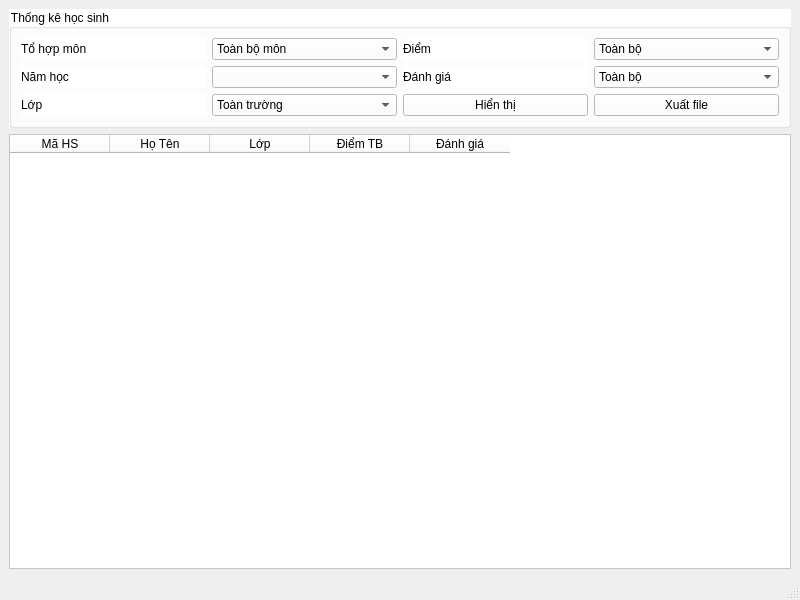
The window that HongGrader/thongkehocsinh.ui (vumari/HongGrader) describes before a commit, drawn with Qt 5.
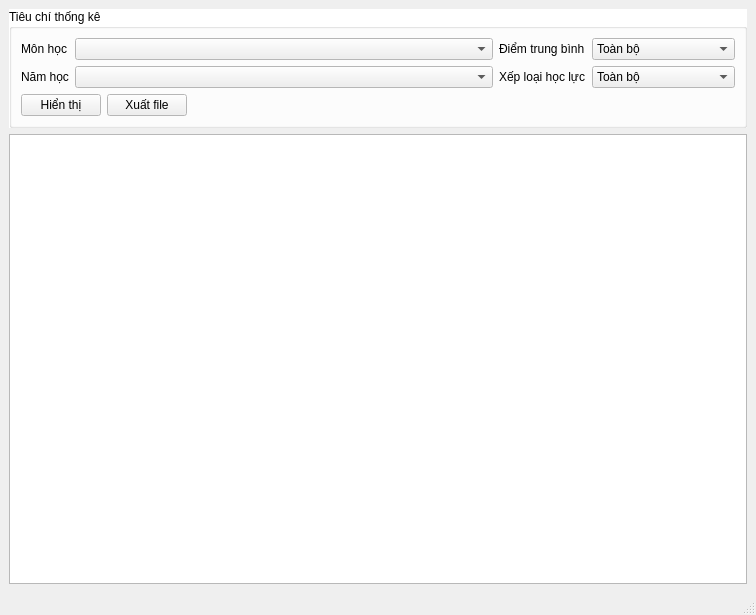
The same window after the commit.

Commit message: Cài đặt chức năng thống kê học sinh

Patch:
```diff
--- a/HongGrader/thongkehocsinh.ui
+++ b/HongGrader/thongkehocsinh.ui
@@ -6,8 +6,8 @@
    <rect>
     <x>0</x>
     <y>0</y>
-    <width>800</width>
-    <height>600</height>
+    <width>756</width>
+    <height>615</height>
    </rect>
   </property>
   <property name="windowTitle">
@@ -17,53 +17,119 @@
    <layout class="QVBoxLayout" name="verticalLayout">
     <item>
      <widget class="QGroupBox" name="groupBox">
-      <property name="styleSheet">
-       <string notr="true">background-color: rgb(255, 255, 255);</string>
+      <property name="palette">
+       <palette>
+        <active>
+         <colorrole role="Window">
+          <brush brushstyle="SolidPattern">
+           <color alpha="255">
+            <red>255</red>
+            <green>255</green>
+            <blue>255</blue>
+           </color>
+          </brush>
+         </colorrole>
+        </active>
+        <inactive>
+         <colorrole role="Window">
+          <brush brushstyle="SolidPattern">
+           <color alpha="255">
+            <red>255</red>
+            <green>255</green>
+            <blue>255</blue>
+           </color>
+          </brush>
+         </colorrole>
+        </inactive>
+        <disabled>
+         <colorrole role="Base">
+          <brush brushstyle="SolidPattern">
+           <color alpha="255">
+            <red>255</red>
+            <green>255</green>
+            <blue>255</blue>
+           </color>
+          </brush>
+         </colorrole>
+         <colorrole role="Window">
+          <brush brushstyle="SolidPattern">
+           <color alpha="255">
+            <red>255</red>
+            <green>255</green>
+            <blue>255</blue>
+           </color>
+          </brush>
+         </colorrole>
+        </disabled>
+       </palette>
+      </property>
+      <property name="autoFillBackground">
+       <bool>true</bool>
       </property>
       <property name="title">
-       <string>Thống kê học sinh</string>
+       <string>Tiêu chí thống kê</string>
       </property>
       <layout class="QGridLayout" name="gridLayout">
-       <item row="0" column="0">
-        <layout class="QHBoxLayout" name="horizontalLayout">
+       <item row="1" column="0" colspan="3">
+        <spacer name="verticalSpacer">
+         <property name="orientation">
+          <enum>Qt::Orientation::Vertical</enum>
+         </property>
+         <property name="sizeType">
+          <enum>QSizePolicy::Policy::Preferred</enum>
+         </property>
+         <property name="sizeHint" stdset="0">
+          <size>
+           <width>707</width>
+           <height>0</height>
+          </size>
+         </property>
+        </spacer>
+       </item>
+       <item row="2" column="0" colspan="3">
+        <layout class="QHBoxLayout" name="horizontalLayout_6">
          <item>
-          <widget class="QLabel" name="label">
+          <widget class="QPushButton" name="BThienthi">
            <property name="text">
-            <string>Tổ hợp môn</string>
+            <string>Hiển thị</string>
            </property>
           </widget>
          </item>
          <item>
-          <widget class="QComboBox" name="CBmonhoc">
-           <item>
-            <property name="text">
-             <string>Toàn bộ môn</string>
-            </property>
-           </item>
-           <item>
-            <property name="text">
-             <string>Tổ hợp tự nhiên</string>
-            </property>
-           </item>
-           <item>
-            <property name="text">
-             <string>Tổ hợp xã hội</string>
-            </property>
-           </item>
+          <widget class="QPushButton" name="BTxuatfile">
+           <property name="text">
+            <string>Xuất file</string>
+           </property>
           </widget>
          </item>
+         <item>
+          <spacer name="horizontalSpacer">
+           <property name="orientation">
+            <enum>Qt::Orientation::Horizontal</enum>
+           </property>
+           <property name="sizeHint" stdset="0">
+            <size>
+             <width>40</width>
+             <height>20</height>
+            </size>
+           </property>
+          </spacer>
+         </item>
         </layout>
        </item>
-       <item row="0" column="1">
-        <layout class="QHBoxLayout" name="horizontalLayout_4">
-         <item>
+       <item row="0" column="2">
+        <layout class="QFormLayout" name="formLayout_2">
+         <item row="0" column="0">
           <widget class="QLabel" name="label_4">
            <property name="text">
-            <string>Điểm</string>
+            <string>Điểm trung bình</string>
+           </property>
+           <property name="buddy">
+            <cstring>CBdiem</cstring>
            </property>
           </widget>
          </item>
-         <item>
+         <item row="0" column="1">
           <widget class="QComboBox" name="CBdiem">
            <item>
             <property name="text">
@@ -87,32 +153,17 @@
            </item>
           </widget>
          </item>
-        </layout>
-       </item>
-       <item row="1" column="0">
-        <layout class="QHBoxLayout" name="horizontalLayout_2">
-         <item>
-          <widget class="QLabel" name="label_2">
-           <property name="text">
-            <string>Năm học</string>
-           </property>
-          </widget>
-         </item>
-         <item>
-          <widget class="QComboBox" name="CBnamhoc"/>
-         </item>
-        </layout>
-       </item>
-       <item row="1" column="1">
-        <layout class="QHBoxLayout" name="horizontalLayout_5">
-         <item>
+         <item row="1" column="0">
           <widget class="QLabel" name="label_5">
            <property name="text">
-            <string>Đánh giá</string>
+            <string>Xếp loại học lực</string>
+           </property>
+           <property name="buddy">
+            <cstring>CBdanhgia</cstring>
            </property>
           </widget>
          </item>
-         <item>
+         <item row="1" column="1">
           <widget class="QComboBox" name="CBdanhgia">
            <item>
             <property name="text">
@@ -148,97 +199,44 @@
          </item>
         </layout>
        </item>
-       <item row="2" column="0">
-        <layout class="QHBoxLayout" name="horizontalLayout_3">
-         <item>
-          <widget class="QLabel" name="label_3">
+       <item row="0" column="0" colspan="2">
+        <layout class="QFormLayout" name="formLayout">
+         <item row="0" column="0">
+          <widget class="QLabel" name="label">
            <property name="text">
-            <string>Lớp</string>
+            <string>Môn học</string>
            </property>
           </widget>
          </item>
-         <item>
-          <widget class="QComboBox" name="CBlophoc">
-           <item>
-            <property name="text">
-             <string>Toàn trường</string>
-            </property>
-           </item>
-           <item>
-            <property name="text">
-             <string>Lớp 10</string>
-            </property>
-           </item>
-           <item>
-            <property name="text">
-             <string>Lớp 11</string>
-            </property>
-           </item>
-           <item>
-            <property name="text">
-             <string>Lớp 12</string>
-            </property>
-           </item>
-           <item>
-            <property name="text">
-             <string/>
-            </property>
-           </item>
-          </widget>
+         <item row="0" column="1">
+          <widget class="QComboBox" name="CBmonhoc"/>
          </item>
-        </layout>
-       </item>
-       <item row="2" column="1">
-        <layout class="QHBoxLayout" name="horizontalLayout_6">
-         <item>
-          <widget class="QPushButton" name="BThienthi">
+         <item row="1" column="0">
+          <widget class="QLabel" name="label_2">
            <property name="text">
-            <string>Hiển thị</string>
+            <string>Năm học</string>
            </property>
-          </widget>
-         </item>
-         <item>
-          <widget class="QPushButton" name="BTxuatfile">
-           <property name="text">
-            <string>Xuất file</string>
+           <property name="buddy">
+            <cstring>CBnamhoc</cstring>
            </property>
           </widget>
          </item>
+         <item row="1" column="1">
+          <widget class="QComboBox" name="CBnamhoc"/>
+         </item>
         </layout>
        </item>
       </layout>
      </widget>
     </item>
     <item>
-     <widget class="QTableWidget" name="tabletkhocsinh">
-      <property name="styleSheet">
-       <string notr="true">background-color: rgb(255, 255, 255);</string>
+     <widget class="QTableView" name="tabletkhocsinh">
+      <property name="editTriggers">
+       <set>QAbstractItemView::EditTrigger::NoEditTriggers</set>
       </property>
-      <column>
-       <property name="text">
-        <string>Mã HS</string>
-       </property>
-      </column>
-      <column>
-       <property name="text">
-        <string>Họ Tên</string>
-       </property>
-      </column>
-      <column>
-       <property name="text">
-        <string>Lớp</string>
-       </property>
-      </column>
-      <column>
-       <property name="text">
-        <string>Điểm TB</string>
-       </property>
-      </column>
-      <column>
-       <property name="text">
-        <string>Đánh giá</string>
-       </property>
-      </column>
+      <property name="selectionBehavior">
+       <enum>QAbstractItemView::SelectionBehavior::SelectRows</enum>
+      </property>
      </widget>
     </item>
    </layout>
```
Left out of the diff: 16 changed lines with no effect on the pictures. The commit also changes 3 other files.
